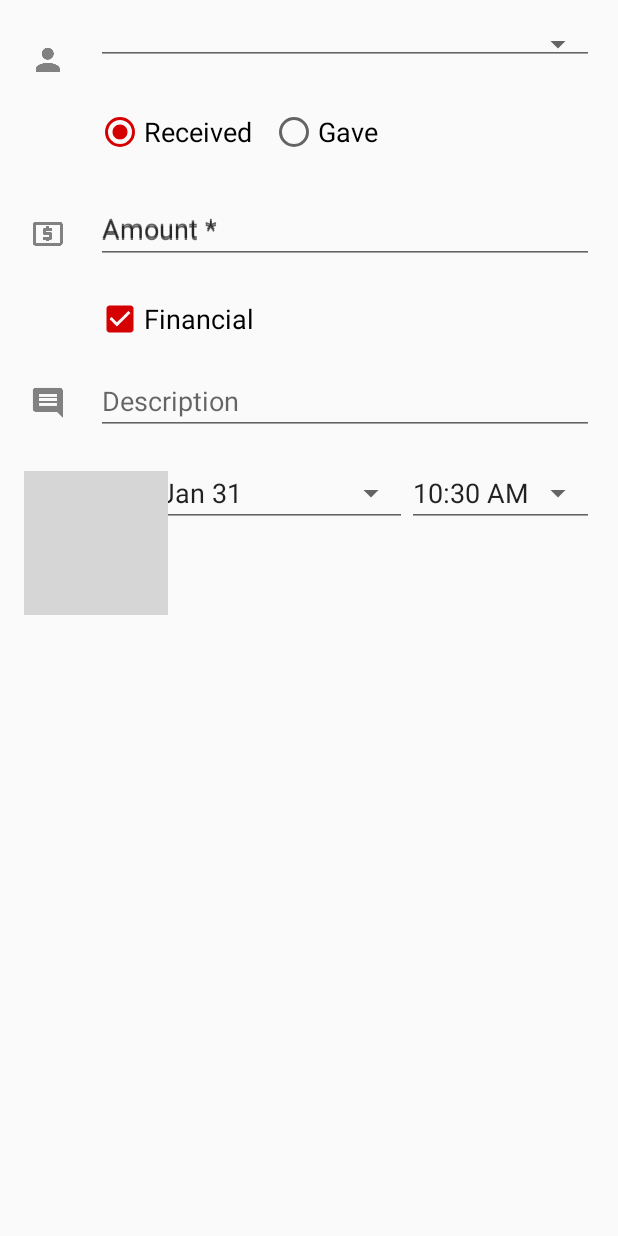
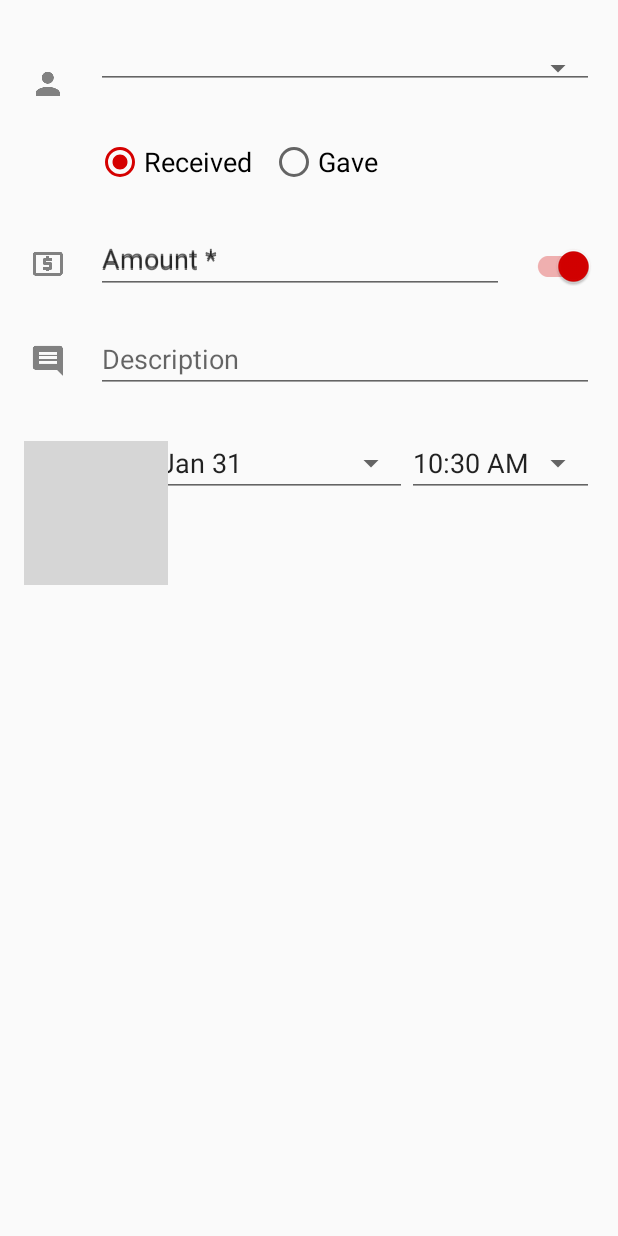
Before and after one commit to natix643/uome, an Android app: the layout simple_add_transaction.xml on its own in the app's theme, with its tools: preview values and no code run, on a phone screen of 412 x 824 dp. Run offline under Robolectric (Android 15) with nearby library versions, the phone set to English and light mode, and no system bars; grey boxes are pictures that could not be loaded.

Commit message:
replaced isFinancial checkbox with a switch * amount/item error is now hidden when the switch is clicked

```diff
--- a/app/src/main/res/layout/group_add_transaction.xml
+++ b/app/src/main/res/layout/group_add_transaction.xml
@@ -13,6 +13,8 @@
         android:orientation="vertical"
         android:padding="16dp">
 
+        <!-- Persons -->
+
         <RelativeLayout
             android:layout_width="match_parent"
             android:layout_height="wrap_content">
@@ -23,8 +25,6 @@
                 android:layout_marginTop="20dp"
                 android:contentDescription="@string/label_people"
                 android:src="@drawable/ic_label_group"/>
-
-            <!-- Persons -->
 
             <android.support.design.widget.TextInputLayout
                 android:id="@+id/personPickerLayout"
--- a/app/src/main/res/layout/simple_add_transaction.xml
+++ b/app/src/main/res/layout/simple_add_transaction.xml
@@ -13,11 +13,15 @@
         android:orientation="vertical"
         android:padding="16dp">
 
+        <Space
+            android:layout_width="match_parent"
+            android:layout_height="16dp"/>
+
+        <!-- Person -->
+
         <RelativeLayout
             android:layout_width="match_parent"
             android:layout_height="wrap_content">
-
-            <!-- Person -->
 
             <ImageView
                 android:layout_width="wrap_content"
@@ -34,11 +38,11 @@
                 android:prompt="@string/hint_select_person"/>
         </RelativeLayout>
 
-        <!-- Direction -->
-
         <Space
             android:layout_width="match_parent"
-            android:layout_height="16dp"/>
+            android:layout_height="20dp"/>
+
+        <!-- Direction -->
 
         <RadioGroup
             android:id="@+id/directionRadioGroup"
@@ -68,11 +72,11 @@
             android:layout_width="match_parent"
             android:layout_height="16dp"/>
 
+        <!-- Amount / Item -->
+
         <RelativeLayout
             android:layout_width="match_parent"
             android:layout_height="wrap_content">
-
-            <!-- Amount / Item label -->
 
             <ImageView
                 android:id="@+id/amountOrItemLabel"
@@ -89,6 +93,7 @@
                 android:layout_width="match_parent"
                 android:layout_height="wrap_content"
                 android:layout_marginLeft="48dp"
+                android:layout_toLeftOf="@+id/financialSwitch"
                 android:hint="@string/hint_amount"
                 app:errorEnabled="true">
 
@@ -107,6 +112,7 @@
                 android:layout_width="match_parent"
                 android:layout_height="wrap_content"
                 android:layout_marginLeft="48dp"
+                android:layout_toLeftOf="@+id/financialSwitch"
                 android:hint="@string/hint_borrowed_item"
                 android:visibility="invisible"
                 app:errorEnabled="true">
@@ -121,20 +127,15 @@
 
             <!-- Is financial -->
 
-            <CheckBox
-                android:id="@+id/financialTransactionCheckBox"
+            <android.support.v7.widget.SwitchCompat
+                android:id="@+id/financialSwitch"
                 android:layout_width="wrap_content"
                 android:layout_height="wrap_content"
-                android:layout_below="@+id/amountTextLayout"
-                android:layout_marginLeft="48dp"
-                android:checked="true"
-                android:text="@string/button_is_financial"
-                android:textAppearance="?android:attr/textAppearanceMedium"/>
+                android:layout_alignParentRight="true"
+                android:layout_marginLeft="12dp"
+                android:layout_marginTop="24dp"
+                android:checked="true"/>
         </RelativeLayout>
-
-        <Space
-            android:layout_width="match_parent"
-            android:layout_height="16dp"/>
 
         <!-- Description -->
 
@@ -160,7 +161,7 @@
 
         <Space
             android:layout_width="match_parent"
-            android:layout_height="16dp"/>
+            android:layout_height="24dp"/>
 
         <!-- Date & time -->
 
--- a/app/src/main/res/values/strings.xml
+++ b/app/src/main/res/values/strings.xml
@@ -49,7 +49,6 @@
     <string name="hint_email">E-mail</string>
     <string name="hint_group_name">Name *</string>
     <string name="hint_description">Description</string>
-    <string name="button_is_financial">Financial</string>
     <string name="label_amount">Amount</string>
     <string name="hint_amount">Amount *</string>
     <string name="hint_total_amount">Total amount *</string>
```
Also changed, not shown: app/src/main/java/cz/pikadorama/uome/activity/SimpleAddTransactionActivity.java (+13 -6 lines), 2 other files.
